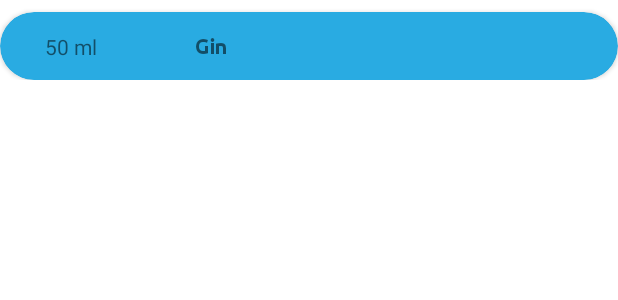
After one commit to hventura/My-Cocktails, an Android app: the layout item_ingredient.xml on its own in the app's theme, with its tools: preview values and no code run, on a phone screen of 412 x 824 dp. The commit adds this screen. Shown: the top 300 px of the screen. Run offline under Robolectric (Android 15) with nearby library versions, the phone set to English and light mode, and no system bars.

Commit message:
[Development] Details of cocktails: List of Ingredients and Measures
Tempo: 3 horas 29 minutos

```diff
--- a/app/src/main/java/pt/hventura/mycoktails/utils/LoginControl.kt
+++ b/app/src/main/java/pt/hventura/mycoktails/utils/LoginControl.kt
@@ -15,7 +15,7 @@ object LoginControl {
 
     fun logout() {
         FirebaseAuth.getInstance().signOut()
-        PreferencesManager.put(null, "userData")
+        PreferencesManager.put(null, "use rData")
     }
 
 }
--- /dev/null
+++ b/app/src/main/res/layout/item_ingredient.xml
@@ -0,0 +1,46 @@
+<?xml version="1.0" encoding="utf-8"?>
+<androidx.constraintlayout.widget.ConstraintLayout xmlns:android="http://schemas.android.com/apk/res/android"
+    xmlns:app="http://schemas.android.com/apk/res-auto"
+    android:layout_width="match_parent"
+    android:layout_height="wrap_content">
+
+    <androidx.cardview.widget.CardView
+        android:layout_width="match_parent"
+        android:layout_height="45dp"
+        android:layout_marginTop="@dimen/margin_small"
+        app:cardBackgroundColor="@color/secondaryColor"
+        app:cardCornerRadius="25dp"
+        app:layout_constraintEnd_toEndOf="parent"
+        app:layout_constraintStart_toStartOf="parent"
+        app:layout_constraintTop_toTopOf="parent">
+
+        <androidx.constraintlayout.widget.ConstraintLayout
+            android:layout_width="match_parent"
+            android:layout_height="match_parent"
+            android:layout_margin="10dp">
+
+            <TextView
+                android:id="@+id/ingredientMeasure"
+                android:layout_width="100dp"
+                android:layout_height="wrap_content"
+                android:layout_marginStart="@dimen/margin_large"
+                android:text="50 ml"
+                app:layout_constraintBottom_toBottomOf="parent"
+                app:layout_constraintStart_toStartOf="parent"
+                app:layout_constraintTop_toTopOf="parent" />
+
+            <TextView
+                android:id="@+id/ingredientName"
+                android:layout_width="0dp"
+                android:layout_height="wrap_content"
+                android:fontFamily="@font/ubuntu_bold"
+                android:text="Gin"
+                app:layout_constraintBottom_toBottomOf="parent"
+                app:layout_constraintEnd_toEndOf="parent"
+                app:layout_constraintStart_toEndOf="@id/ingredientMeasure"
+                app:layout_constraintTop_toTopOf="parent" />
+
+        </androidx.constraintlayout.widget.ConstraintLayout>
+
+    </androidx.cardview.widget.CardView>
+</androidx.constraintlayout.widget.ConstraintLayout>
--- a/app/src/main/res/values/dimens.xml
+++ b/app/src/main/res/values/dimens.xml
@@ -1,8 +1,10 @@
 <?xml version="1.0" encoding="utf-8"?>
 <resources>
     <!-- MARGINS -->
-    <dimen name="margin_small">8sp</dimen>
-    <dimen name="margin_normal">16sp</dimen>
+    <dimen name="margin_small">8dp</dimen>
+    <dimen name="margin_normal">16dp</dimen>
+    <dimen name="margin_large">20dp</dimen>
+    <dimen name="margin_xlarge">40dp</dimen>
 
     <!-- PADDING -->
     <dimen name="padding_normal">12dp</dimen>
--- a/app/src/main/res/values/strings.xml
+++ b/app/src/main/res/values/strings.xml
@@ -29,9 +29,11 @@
 
     <!-- Details Cocktail -->
     <string name="details_cocktail">Details of Cocktail</string>
+    <string name="ingredientsTitle">Ingredients</string>
     <string name="instructionsTitle">Instructions</string>
-    <string name="glassType">Serve in %1$s</string>
+    <string name="glassType">Serve in %s</string>
     <string name="alcoholicTitle">Alcoholic:</string>
+    <string name="topWith">Top with </string>
 
 
 </resources>
```
Also changed, not shown: app/src/main/java/pt/hventura/mycoktails/cocktails/CocktailsActivity.kt (+37 -1 lines), app/src/main/java/pt/hventura/mycoktails/cocktails/detailscocktail/DetailsCocktailFragment.kt (+44 -3 lines), app/src/main/res/layout/fragment_details_cocktail.xml (+46 -21 lines).
